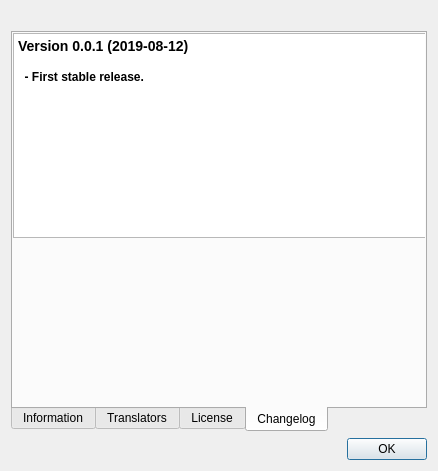
The window that ui/aboutdialog.ui (swl-x/MystiQ) describes before a commit, drawn with Qt 5.
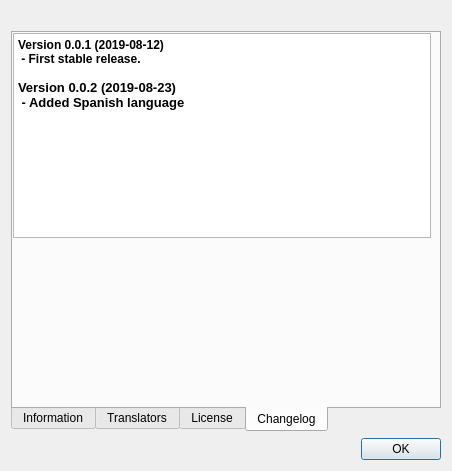
The same window after the commit. The open tabs and pages were chosen to show the change. Icons and pictures are not drawn.

The edit to the form file:
```diff
--- a/ui/aboutdialog.ui
+++ b/ui/aboutdialog.ui
@@ -6,7 +6,7 @@
    <rect>
     <x>0</x>
     <y>0</y>
-    <width>438</width>
+    <width>452</width>
     <height>471</height>
    </rect>
   </property>
@@ -182,9 +182,14 @@
 &lt;html&gt;&lt;head&gt;&lt;meta name=&quot;qrichtext&quot; content=&quot;1&quot; /&gt;&lt;style type=&quot;text/css&quot;&gt;
 p, li { white-space: pre-wrap; }
 &lt;/style&gt;&lt;/head&gt;&lt;body style=&quot; font-family:'Fira Sans'; font-size:10pt; font-weight:400; font-style:normal;&quot;&gt;
-&lt;p style=&quot; margin-top:0px; margin-bottom:0px; margin-left:0px; margin-right:0px; -qt-block-indent:0; text-indent:0px;&quot;&gt;&lt;span style=&quot; font-size:large; font-weight:600;&quot;&gt;Version 0.0.1 (2019-08-12)&lt;/span&gt;&lt;/p&gt;
-&lt;p style=&quot;-qt-paragraph-type:empty; margin-top:0px; margin-bottom:0px; margin-left:0px; margin-right:0px; -qt-block-indent:0; text-indent:0px; font-size:large; font-weight:600;&quot;&gt;&lt;br /&gt;&lt;/p&gt;
-&lt;p style=&quot; margin-top:0px; margin-bottom:0px; margin-left:0px; margin-right:0px; -qt-block-indent:0; text-indent:0px;&quot;&gt;&lt;span style=&quot; font-size:medium; font-weight:600;&quot;&gt;  - First stable release.&lt;/span&gt;&lt;/p&gt;
+&lt;p style=&quot; margin-top:0px; margin-bottom:0px; margin-left:0px; margin-right:0px; -qt-block-indent:0; text-indent:0px;&quot;&gt;&lt;span style=&quot; font-size:medium; font-weight:600;&quot;&gt;Version 0.0.1 (2019-08-12)&lt;/span&gt;&lt;/p&gt;
+&lt;p style=&quot; margin-top:0px; margin-bottom:0px; margin-left:0px; margin-right:0px; -qt-block-indent:0; text-indent:0px;&quot;&gt;&lt;span style=&quot; font-size:medium; font-weight:600;&quot;&gt; - First stable release.&lt;/span&gt;&lt;/p&gt;
+&lt;p style=&quot;-qt-paragraph-type:empty; margin-top:0px; margin-bottom:0px; margin-left:0px; margin-right:0px; -qt-block-indent:0; text-indent:0px; font-size:medium; font-weight:600;&quot;&gt;&lt;br /&gt;&lt;/p&gt;
+&lt;p style=&quot; margin-top:0px; margin-bottom:0px; margin-left:0px; margin-right:0px; -qt-block-indent:0; text-indent:0px;&quot;&gt;&lt;span style=&quot; font-weight:600;&quot;&gt;Version 0.0.2 (2019-08-23)&lt;/span&gt;&lt;/p&gt;
+&lt;p style=&quot; margin-top:0px; margin-bottom:0px; margin-left:0px; margin-right:0px; -qt-block-indent:0; text-indent:0px;&quot;&gt;&lt;span style=&quot; font-weight:600;&quot;&gt; - Added Spanish language&lt;/span&gt;&lt;/p&gt;
+&lt;p style=&quot;-qt-paragraph-type:empty; margin-top:0px; margin-bottom:0px; margin-left:0px; margin-right:0px; -qt-block-indent:0; text-indent:0px; font-weight:600;&quot;&gt;&lt;br /&gt;&lt;/p&gt;
+&lt;p style=&quot;-qt-paragraph-type:empty; margin-top:0px; margin-bottom:0px; margin-left:0px; margin-right:0px; -qt-block-indent:0; text-indent:0px; font-weight:600;&quot;&gt;&lt;br /&gt;&lt;/p&gt;
+&lt;p style=&quot;-qt-paragraph-type:empty; margin-top:0px; margin-bottom:0px; margin-left:0px; margin-right:0px; -qt-block-indent:0; text-indent:0px; font-weight:600;&quot;&gt;&lt;br /&gt;&lt;/p&gt;
 &lt;p style=&quot;-qt-paragraph-type:empty; margin-top:0px; margin-bottom:0px; margin-left:0px; margin-right:0px; -qt-block-indent:0; text-indent:0px; font-size:large; font-weight:600;&quot;&gt;&lt;br /&gt;&lt;/p&gt;&lt;/body&gt;&lt;/html&gt;</string>
        </property>
        <property name="openExternalLinks">
@@ -205,6 +210,9 @@
      <property name="standardButtons">
       <set>QDialogButtonBox::Ok</set>
      </property>
+     <property name="centerButtons">
+      <bool>false</bool>
+     </property>
     </widget>
    </item>
   </layout>
```
Left out of the diff: 22 changed lines with no effect on the pictures.
